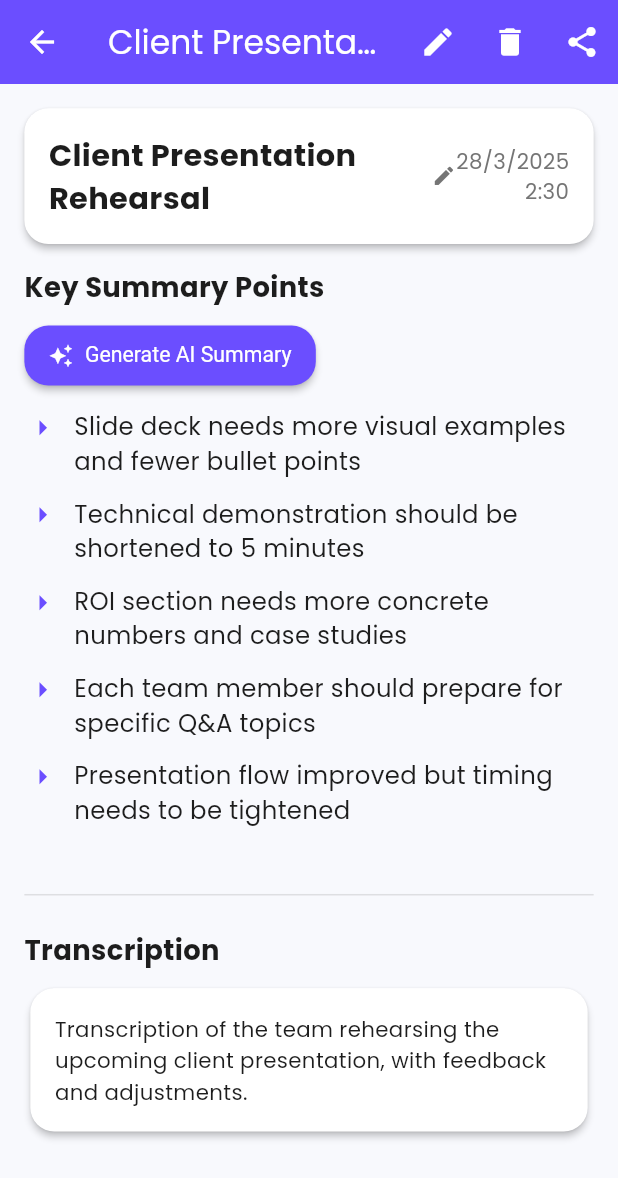
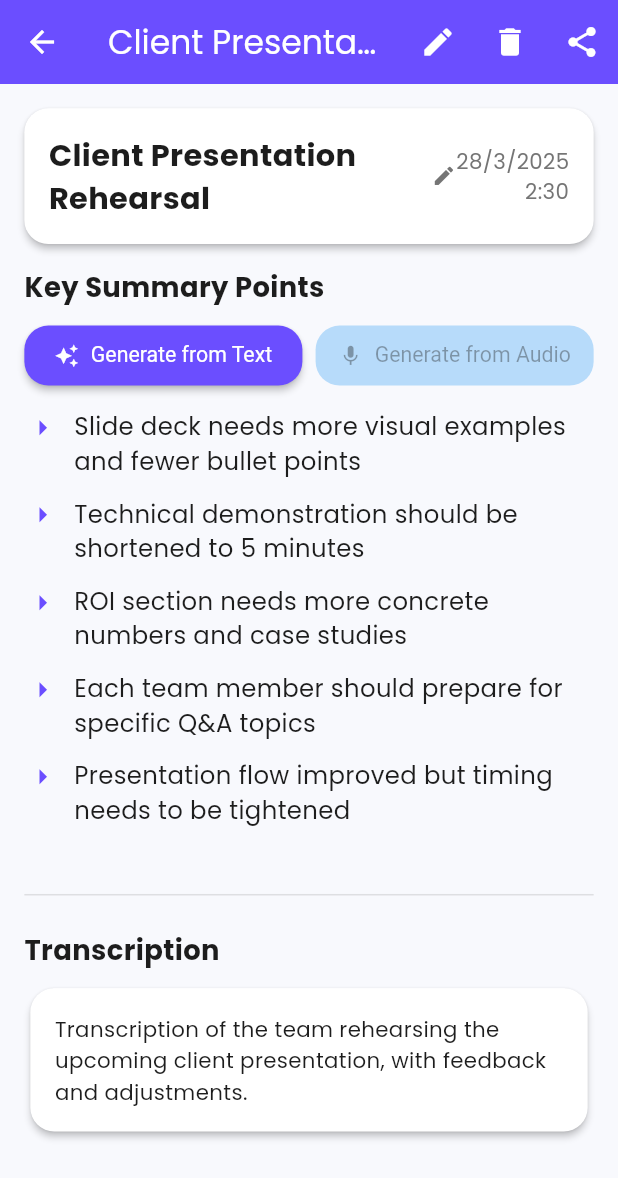
Before and after one commit to Soft-Radix/flutter_live_summarize_ai, a Flutter app: the screen it shows after launch, after a tap on "Client Presentation Rehearsal", on a phone screen of 412 x 824 dp. Shown: the top 1178 px of the screen. Run offline on Flutter 3.47's test engine with Material 3 defaults, Android fonts, the light colour scheme and no system bars; our stand-ins replace flutter_screenutil, get, google_fonts, just_audio, permission_handler, shared_preferences; missing offline and left inert: record.

Commit message:
Integrate Speech-to-Text functionality and enhance summary regeneration. Added SpeechToTextProvider to AppBinding and RecordingController for audio transcription. Updated error handling in RecordingController to manage transcription failures. Enhanced SummaryController to support regeneration of summaries from audio recordings, including live transcription display in SummaryView. Improved UI with separate buttons for generating summaries from text and audio.

```diff
--- a/lib/core/bindings/app_binding.dart
+++ b/lib/core/bindings/app_binding.dart
@@ -1,5 +1,6 @@
 import 'package:flutter_live_summarize_ai/data/providers/audio_player_provider.dart';
 import 'package:flutter_live_summarize_ai/data/providers/audio_provider.dart';
+import 'package:flutter_live_summarize_ai/data/providers/speech_to_text_provider.dart';
 import 'package:flutter_live_summarize_ai/data/repositories/summary_repository.dart';
 import 'package:flutter_live_summarize_ai/data/services/gemini_service.dart';
 import 'package:flutter_live_summarize_ai/presentation/controllers/history_controller.dart';
@@ -21,6 +22,11 @@ class AppBinding extends Bindings {
 
     Get.lazyPut<AudioPlayerProvider>(
       () => AudioPlayerProvider(),
+      fenix: true,
+    );
+
+    Get.lazyPut<SpeechToTextProvider>(
+      () => SpeechToTextProvider(),
       fenix: true,
     );
 
@@ -48,6 +54,7 @@ class AppBinding extends Bindings {
       () => RecordingController(
         summaryRepository: Get.find<SummaryRepository>(),
         geminiService: Get.find<GeminiService>(),
+        speechToTextProvider: Get.find<SpeechToTextProvider>(),
       ),
       fenix: true,
     );
--- a/lib/core/constants/app_strings.dart
+++ b/lib/core/constants/app_strings.dart
@@ -36,6 +36,7 @@ class AppStrings {
   // Error Messages
   static const String errorMicPermission = "Microphone permission is required";
   static const String errorRecording = "Error recording audio";
+  static const String errorProcessing = "Error processing recording";
   static const String errorTranscription = "Error transcribing audio";
   static const String errorSummarization = "Error summarizing text";
   static const String errorNetwork = "Network error. Please check your connection";
--- a/lib/presentation/views/summary/summary_view.dart
+++ b/lib/presentation/views/summary/summary_view.dart
@@ -281,13 +281,18 @@ class SummaryView extends GetView<SummaryController> {
           ),
           SizedBox(height: 8.h),
 
-          // Regenerate button
+          // Regenerate buttons
           Padding(
             padding: EdgeInsets.only(bottom: 12.r),
+            child: Row(
+              children: [
+                // Regenerate from text
+                Expanded(
                   child: Obx(() {
                     return ElevatedButton.icon(
-                onPressed:
-                    controller.isRegenerating ? null : () => controller.regenerateSummaryPoints(),
+                      onPressed: controller.isRegenerating
+                          ? null
+                          : () => controller.regenerateSummaryPoints(),
                       icon: controller.isRegenerating
                           ? SizedBox(
                               width: 16.r,
@@ -300,19 +305,125 @@ class SummaryView extends GetView<SummaryController> {
                               ),
                             )
                           : Icon(Icons.auto_awesome, size: 16.r),
-                label: Text(controller.isRegenerating ? 'Regenerating...' : 'Generate AI Summary'),
+                      label: Text(
+                          controller.isRegenerating ? 'Regenerating...' : 'Generate from Text'),
                       style: ElevatedButton.styleFrom(
-                  backgroundColor: Get.isDarkMode ? AppColors.primaryDark : AppColors.primaryLight,
+                        backgroundColor:
+                            Get.isDarkMode ? AppColors.primaryDark : AppColors.primaryLight,
                         foregroundColor: Get.theme.colorScheme.onPrimary,
                         textStyle: TextStyle(fontSize: 14.sp),
-                  padding: EdgeInsets.symmetric(horizontal: 16.r, vertical: 8.r),
+                        padding: EdgeInsets.symmetric(horizontal: 12.r, vertical: 8.r),
                       ),
                     );
                   }),
                 ),
 
+                SizedBox(width: 8.w),
+
+                // Regenerate from audio
+                Expanded(
+                  child: Obx(() {
+                    return ElevatedButton.icon(
+                      onPressed: (controller.isRegenerating || !controller.isAudioAvailable)
+                          ? null
+                          : () => controller.regenerateFromAudio(),
+                      icon: controller.isRegenerating
+                          ? SizedBox(
+                              width: 16.r,
+                              height: 16.r,
+                              child: CircularProgressIndicator(
+                                strokeWidth: 2.r,
+                                valueColor: AlwaysStoppedAnimation<Color>(
+                                  Get.theme.colorScheme.onPrimary,
+                                ),
+                              ),
+                            )
+                          : Icon(Icons.mic, size: 16.r),
+                      label:
+                          Text(controller.isRegenerating ? 'Processing...' : 'Generate from Audio'),
+                      style: ElevatedButton.styleFrom(
+                        backgroundColor: Get.isDarkMode ? Colors.blueGrey : Colors.blue,
+                        foregroundColor: Get.theme.colorScheme.onPrimary,
+                        textStyle: TextStyle(fontSize: 14.sp),
+                        padding: EdgeInsets.symmetric(horizontal: 12.r, vertical: 8.r),
+                        disabledBackgroundColor: Get.isDarkMode
+                            ? Colors.blueGrey.withOpacity(0.3)
+                            : Colors.blue.withOpacity(0.3),
+                      ),
+                    );
+                  }),
+                ),
+              ],
+            ),
+          ),
+
           // List of key points
           if (summary.hasKeyPoints) ..._buildKeyPoints() else _buildEmptySummary(),
+
+          // Live transcription (when regenerating from audio)
+          Obx(() {
+            if (controller.isTranscribing ||
+                (controller.isRegenerating && controller.currentTranscription.isNotEmpty)) {
+              return Column(
+                crossAxisAlignment: CrossAxisAlignment.start,
+                children: [
+                  SizedBox(height: 16.h),
+                  const Divider(),
+                  SizedBox(height: 16.h),
+                  Row(
+                    children: [
+                      Icon(
+                        Icons.mic,
+                        size: 24.r,
+                        color: Get.isDarkMode ? Colors.blueGrey : Colors.blue,
+                      ),
+                      SizedBox(width: 8.w),
+                      Expanded(
+                        child: Text(
+                          controller.isTranscribing
+                              ? 'Live Transcription'
+                              : 'Generated Transcription',
+                          style: TextStyle(
+                            fontSize: 18.sp,
+                            fontWeight: FontWeight.bold,
+                            color: Get.isDarkMode ? Colors.blueGrey : Colors.blue,
+                          ),
+                        ),
+                      ),
+                      if (controller.isTranscribing)
+                        SizedBox(
+                          width: 20.r,
+                          height: 20.r,
+                          child: CircularProgressIndicator(
+                            strokeWidth: 2.r,
+                            valueColor: AlwaysStoppedAnimation<Color>(
+                              Get.isDarkMode ? Colors.blueGrey : Colors.blue,
+                            ),
+                          ),
+                        ),
+                    ],
+                  ),
+                  SizedBox(height: 8.h),
+                  Card(
+                    child: Padding(
+                      padding: EdgeInsets.all(16.r),
+                      child: Text(
+                        controller.currentTranscription,
+                        style: TextStyle(
+                          fontSize: 14.sp,
+                          height: 1.5,
+                          color: Get.isDarkMode
+                              ? AppColors.textPrimaryDark
+                              : AppColors.textPrimaryLight,
+                        ),
+                      ),
+                    ),
+                  ),
+                ],
+              );
+            }
+            return const SizedBox.shrink();
+          }),
 
           // Transcription (if available)
           if (summary.transcription != null && summary.transcription!.isNotEmpty)
```
Also changed, not shown: lib/data/providers/speech_to_text_provider.dart (added, +151 -0 lines), lib/data/services/gemini_service.dart (+57 -10 lines), lib/presentation/controllers/recording_controller.dart (+159 -75 lines), lib/presentation/controllers/summary_controller.dart (+135 -0 lines). Lines whose indentation alone changed are shown as unchanged.
